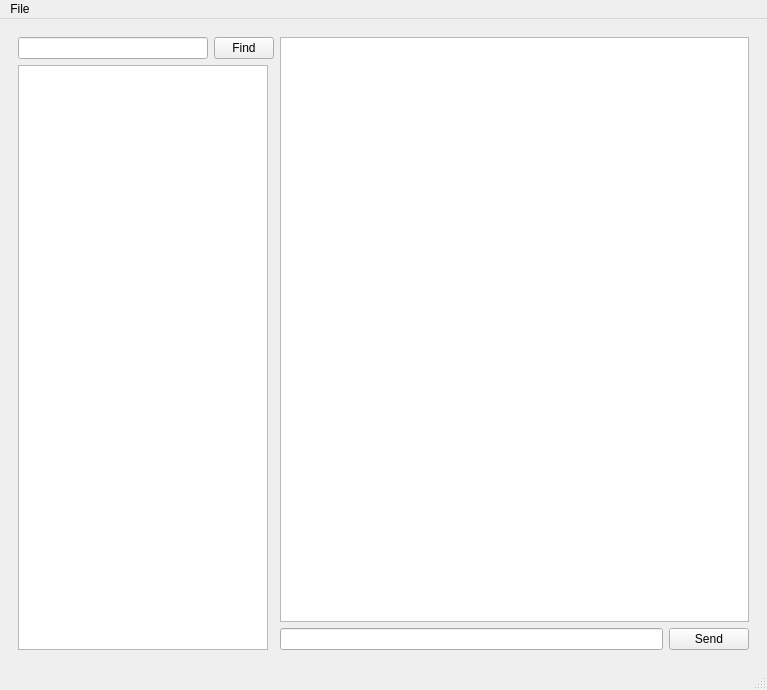
The window that Client/mainwindow.ui (AndreyDimaki/GreenMessenger) describes before a commit, drawn with Qt 5.
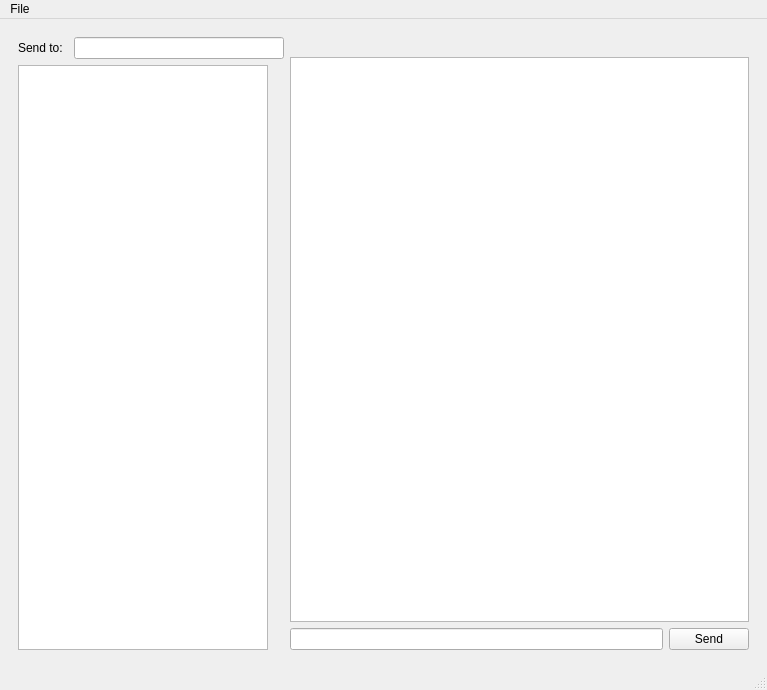
The same window after the commit.

Patch:
```diff
--- a/Client/mainwindow.ui
+++ b/Client/mainwindow.ui
@@ -212,27 +212,36 @@
            <layout class="QVBoxLayout" name="verticalLayout_3">
             <item>
              <layout class="QHBoxLayout" name="horizontalLayout_3">
+              <property name="sizeConstraint">
+               <enum>QLayout::SetDefaultConstraint</enum>
+              </property>
+              <item>
+               <widget class="QLabel" name="lbUserName">
+                <property name="maximumSize">
+                 <size>
+                  <width>50</width>
+                  <height>16777215</height>
+                 </size>
+                </property>
+                <property name="text">
+                 <string>Send to:</string>
+                </property>
+               </widget>
+              </item>
               <item>
                <widget class="QLineEdit" name="lineEdit_3">
-                <property name="maximumSize">
+                <property name="minimumSize">
                  <size>
                   <width>190</width>
-                  <height>16777215</height>
+                  <height>0</height>
                  </size>
                 </property>
-               </widget>
-              </item>
-              <item>
-               <widget class="QPushButton" name="pushButton_3">
                 <property name="maximumSize">
                  <size>
-                  <width>60</width>
+                  <width>210</width>
                   <height>16777215</height>
                  </size>
                 </property>
-                <property name="text">
-                 <string>Find</string>
-                </property>
                </widget>
               </item>
              </layout>
@@ -258,7 +267,20 @@
           <item>
            <layout class="QVBoxLayout" name="verticalLayout_4">
             <item>
-             <widget class="QTableWidget" name="tableWidget"/>
+             <spacer name="horizontalSpacer_3">
+              <property name="orientation">
+               <enum>Qt::Horizontal</enum>
+              </property>
+              <property name="sizeHint" stdset="0">
+               <size>
+                <width>40</width>
+                <height>20</height>
+               </size>
+              </property>
+             </spacer>
+            </item>
+            <item>
+             <widget class="QTableWidget" name="messageTable"/>
             </item>
             <item>
              <layout class="QHBoxLayout" name="horizontalLayout_4">
```
Left out of the diff: 6 changed lines with no effect on the pictures.
